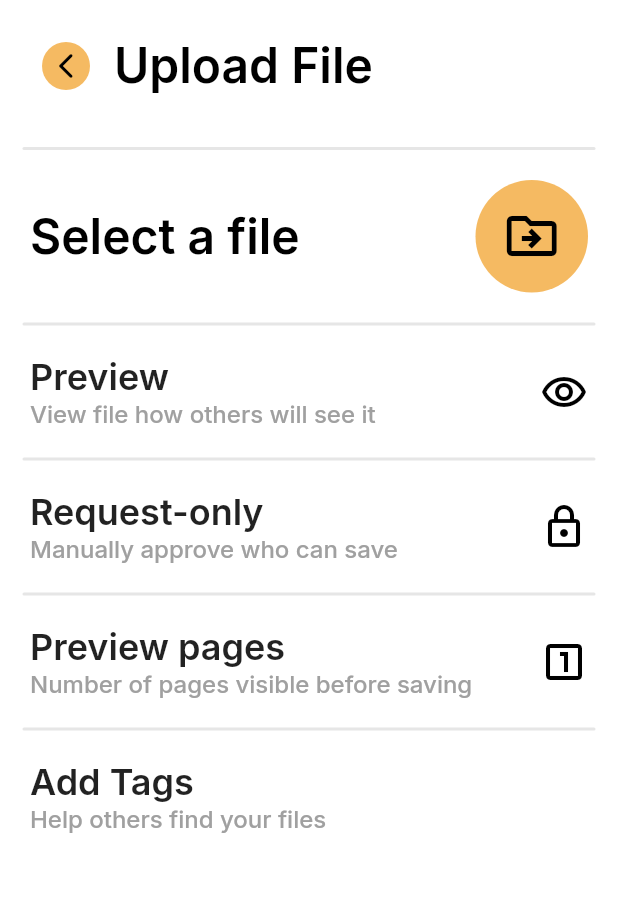
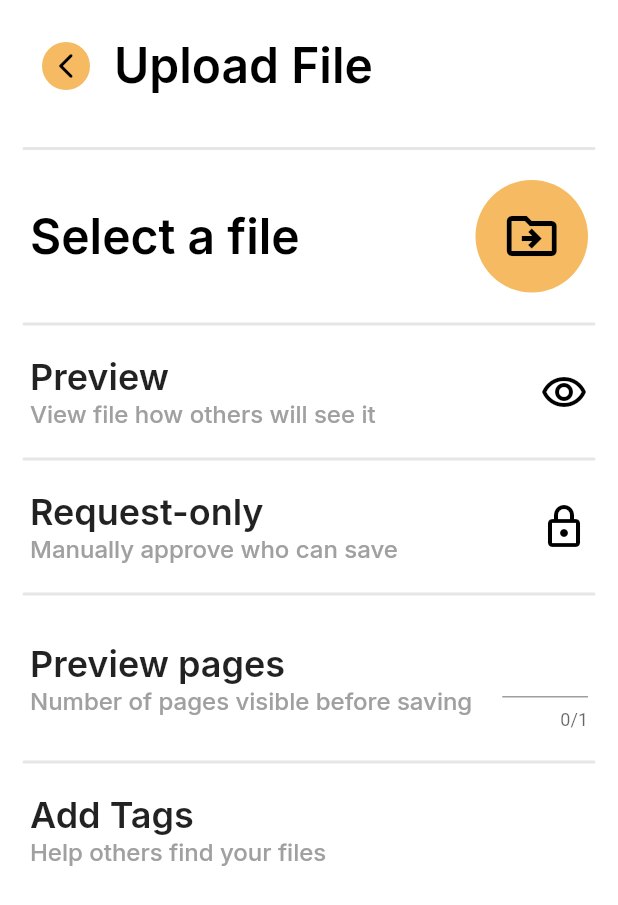
Before and after one commit to zyrrus/dropnote, a Flutter app: the DocumentsPage screen opened directly, after a tap on the "add" icon, on a phone screen of 412 x 824 dp. Shown: the top 905 px of the screen. Run offline on Flutter 3.47's test engine with Material 2 defaults, Android fonts, the phone set to English and light mode, and no system bars; our stand-ins replace animated_text_kit, cloud_firestore, file_picker, firebase_auth, firebase_core, firebase_storage and 2 more; missing offline and left inert: alh_pdf_view, thumbnailer; accounts and stored records are empty; network calls fail.

Commit message:
Text Input

```diff
--- a/lib/pages/upload_page.dart
+++ b/lib/pages/upload_page.dart
@@ -6,6 +6,7 @@ import 'package:dropnote/widgets/icon_button.dart';
 import 'package:dropnote/widgets/title_bar.dart';
 import 'package:file_picker/file_picker.dart';
 import 'package:flutter/material.dart';
+import 'package:flutter/services.dart';
 
 class UploadPage extends StatefulWidget {
   const UploadPage({super.key});
@@ -68,13 +69,28 @@ class _UploadPageState extends State<UploadPage> {
             ),
           ),
           const Bar(),
-          UploadSettingListItem(
-            title: "Preview pages",
-            subtitle: "Number of pages visible before saving",
-            icon: Icon(
-              Icons.looks_one_outlined,
-              color: DropNote.colors.foreground,
-              size: 32,
+          Padding(
+            padding: EdgeInsets.fromLTRB(0, 0, DropNote.pagePadding, 0),
+            child: Row(
+              children: [
+                const UploadSettingListItem(
+                  title: "Preview pages",
+                  subtitle: "Number of pages visible before saving",
+                ),
+                Flexible(
+                  fit: FlexFit.tight,
+                  child: TextFormField(
+                    textAlign: TextAlign.center,
+                    style:
+                        DropNote.textStyles.main(fontWeight: FontWeight.w600),
+                    keyboardType: TextInputType.number,
+                    maxLength: 1,
+                    decoration: const InputDecoration(
+                      border: UnderlineInputBorder(),
+                    ),
+                  ),
+                ),
+              ],
             ),
           ),
           const Bar(),
```
